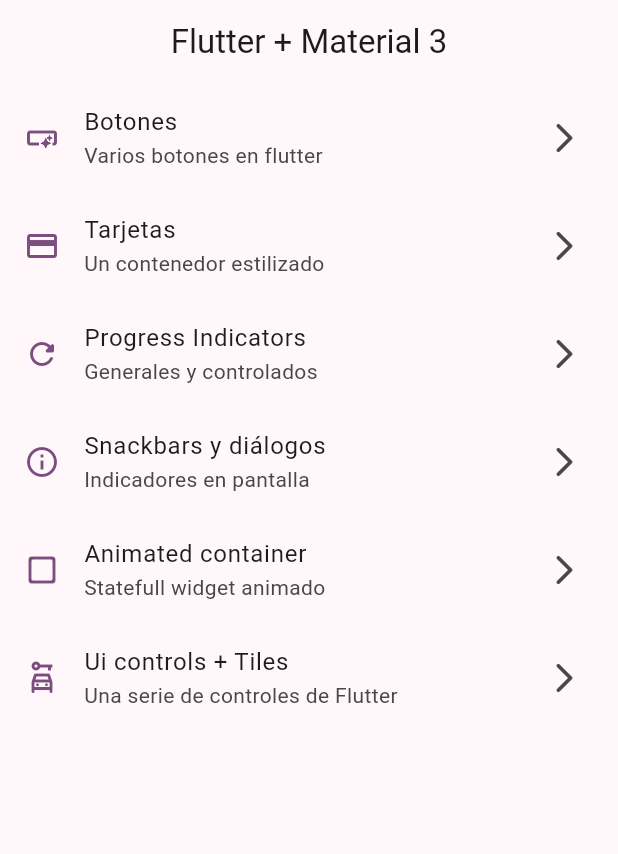
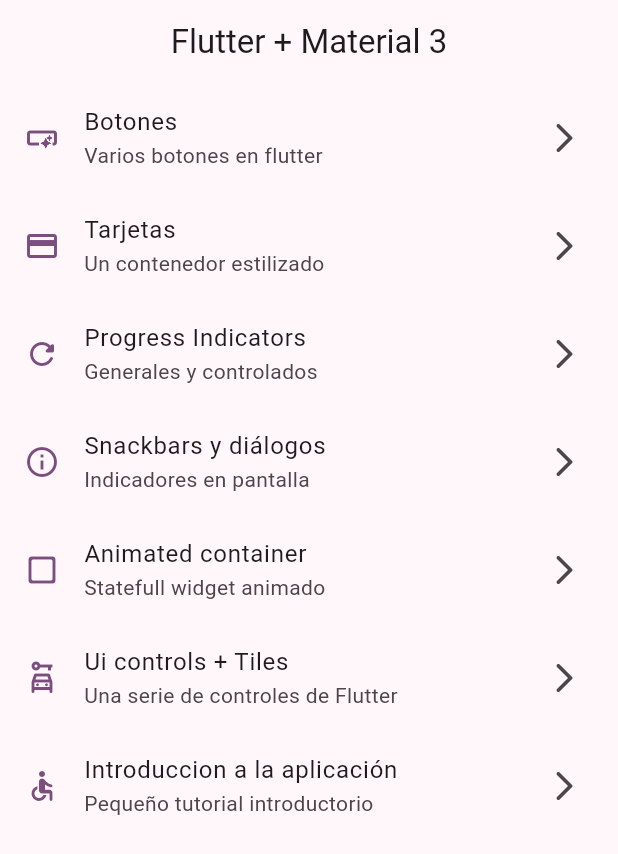
Before and after one commit to JLucianoSS/widgets_app, a Flutter app: the screen it shows after launch, on a phone screen of 412 x 824 dp. Shown: the top 854 px of the screen. Run offline on Flutter 3.47's test engine with Material 3 defaults, Android fonts, the phone set to English and light mode, and no system bars; our stand-ins replace go_router.

Commit message:
tutorial screen added

```diff
--- a/lib/config/menu/menu_items.dart
+++ b/lib/config/menu/menu_items.dart
@@ -55,4 +55,10 @@ const List<MenuItem> appMenuItems = [
     link: '/ui-controls',
     icon: Icons.car_rental_outlined
   ),
+  MenuItem(
+    title: 'Introduccion a la aplicación',
+    subTitle: 'Pequeño tutorial introductorio',
+    link: '/tutorial',
+    icon: Icons.accessible_rounded
+  ),
 ];
--- a/lib/config/router/app_router.dart
+++ b/lib/config/router/app_router.dart
@@ -41,5 +41,10 @@ final appRouter = GoRouter(
       name: UiControlsScreen.name,
       builder: (context, state) => const UiControlsScreen(),
     ),
+    GoRoute(
+      path: '/tutorial',
+      name: AppTutorialScreen.name,
+      builder: (context, state) => const AppTutorialScreen(),
+    ),
   ],
 );
--- a/lib/presentation/screens/app_tutorial/app_tutorial_screen.dart
+++ b/lib/presentation/screens/app_tutorial/app_tutorial_screen.dart
@@ -4,7 +4,7 @@ import 'package:flutter/material.dart';
 
 class AppTutorialScreen extends StatelessWidget {
 
-  static const name = 'animated_screen';
+  static const name = 'tutorial_screen';
   const AppTutorialScreen({super.key});
 
   @override
```
